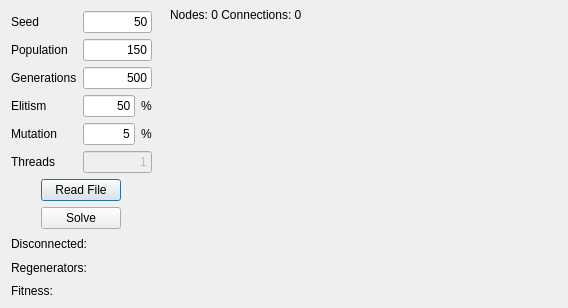
xQsme/RLP_Qt, file beecolonydialog.ui: the form before one commit.
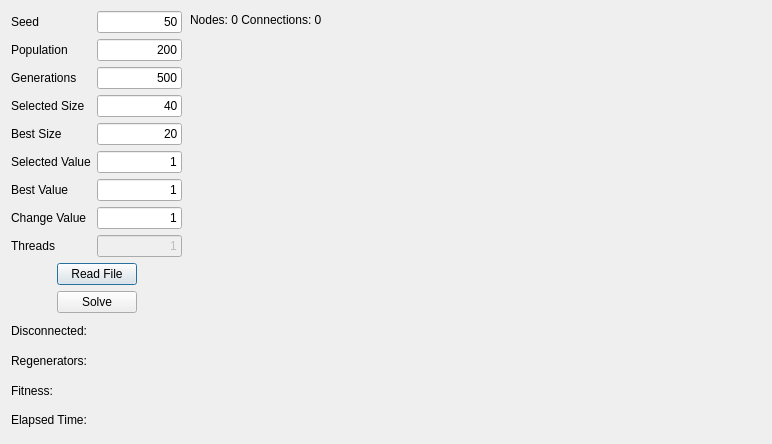
The form after the commit.

```diff
--- a/beecolonydialog.ui
+++ b/beecolonydialog.ui
@@ -6,8 +6,8 @@
    <rect>
     <x>0</x>
     <y>0</y>
-    <width>568</width>
-    <height>308</height>
+    <width>772</width>
+    <height>444</height>
    </rect>
   </property>
   <property name="windowTitle">
@@ -16,10 +16,10 @@
   <widget class="QLabel" name="labelNodes">
    <property name="geometry">
     <rect>
-     <x>170</x>
-     <y>7</y>
-     <width>391</width>
-     <height>16</height>
+     <x>190</x>
+     <y>10</y>
+     <width>571</width>
+     <height>20</height>
     </rect>
    </property>
    <property name="text">
@@ -29,10 +29,10 @@
   <widget class="QWidget" name="gridLayoutWidget">
    <property name="geometry">
     <rect>
-     <x>150</x>
+     <x>180</x>
      <y>27</y>
-     <width>411</width>
-     <height>271</height>
+     <width>581</width>
+     <height>401</height>
     </rect>
    </property>
    <layout class="QGridLayout" name="gridLayout">
@@ -46,8 +46,8 @@
     <rect>
      <x>11</x>
      <y>11</y>
-     <width>141</width>
-     <height>289</height>
+     <width>171</width>
+     <height>421</height>
     </rect>
    </property>
    <layout class="QVBoxLayout" name="verticalLayout_4">
@@ -88,7 +88,7 @@
         <item>
          <widget class="QLabel" name="label_4">
           <property name="text">
-           <string>Elitism</string>
+           <string>Selected Size</string>
           </property>
           <property name="buddy">
            <cstring>lineEditElitism</cstring>
@@ -98,10 +98,40 @@
         <item>
          <widget class="QLabel" name="label_5">
           <property name="text">
-           <string>Mutation</string>
+           <string>Best Size</string>
           </property>
           <property name="buddy">
-           <cstring>lineEditMutation</cstring>
+           <cstring>lineEditBestSize</cstring>
+          </property>
+         </widget>
+        </item>
+        <item>
+         <widget class="QLabel" name="label_8">
+          <property name="text">
+           <string>Selected Value</string>
+          </property>
+          <property name="buddy">
+           <cstring>lineEditSelectValue</cstring>
+          </property>
+         </widget>
+        </item>
+        <item>
+         <widget class="QLabel" name="label_7">
+          <property name="text">
+           <string>Best Value</string>
+          </property>
+          <property name="buddy">
+           <cstring>lineEditBestValue</cstring>
+          </property>
+         </widget>
+        </item>
+        <item>
+         <widget class="QLabel" name="label_9">
+          <property name="text">
+           <string>Change Value</string>
+          </property>
+          <property name="buddy">
+           <cstring>lineEditChangeValue</cstring>
           </property>
          </widget>
         </item>
@@ -135,7 +165,7 @@
         <item>
          <widget class="QLineEdit" name="lineEditPopulation">
           <property name="text">
-           <string>150</string>
+           <string>200</string>
           </property>
           <property name="alignment">
            <set>Qt::AlignRight|Qt::AlignTrailing|Qt::AlignVCenter</set>
@@ -153,11 +183,9 @@
          </widget>
         </item>
         <item>
-         <layout class="QHBoxLayout" name="horizontalLayout">
-          <item>
-           <widget class="QLineEdit" name="lineEditElitism">
+         <widget class="QLineEdit" name="lineEditSelectSize">
             <property name="text">
-             <string>50</string>
+           <string>40</string>
             </property>
             <property name="alignment">
              <set>Qt::AlignRight|Qt::AlignTrailing|Qt::AlignVCenter</set>
@@ -165,20 +193,19 @@
            </widget>
           </item>
           <item>
-           <widget class="QLabel" name="label_10">
+         <widget class="QLineEdit" name="lineEditBestSize">
             <property name="text">
-             <string>%</string>
-            </property>
-           </widget>
-          </item>
-         </layout>
-        </item>
+           <string>20</string>
+          </property>
+          <property name="alignment">
+           <set>Qt::AlignRight|Qt::AlignTrailing|Qt::AlignVCenter</set>
+          </property>
+         </widget>
+        </item>
         <item>
-         <layout class="QHBoxLayout" name="horizontalLayout_4">
-          <item>
-           <widget class="QLineEdit" name="lineEditMutation">
+         <widget class="QLineEdit" name="lineEditSelectValue">
             <property name="text">
-             <string>5</string>
+           <string>1</string>
             </property>
             <property name="alignment">
              <set>Qt::AlignRight|Qt::AlignTrailing|Qt::AlignVCenter</set>
@@ -186,13 +213,24 @@
            </widget>
           </item>
           <item>
-           <widget class="QLabel" name="label_9">
+         <widget class="QLineEdit" name="lineEditBestValue">
             <property name="text">
-             <string>%</string>
-            </property>
-           </widget>
-          </item>
-         </layout>
+           <string>1</string>
+          </property>
+          <property name="alignment">
+           <set>Qt::AlignRight|Qt::AlignTrailing|Qt::AlignVCenter</set>
+          </property>
+         </widget>
+        </item>
+        <item>
+         <widget class="QLineEdit" name="lineEditChangeValue">
+          <property name="text">
+           <string>1</string>
+          </property>
+          <property name="alignment">
+           <set>Qt::AlignRight|Qt::AlignTrailing|Qt::AlignVCenter</set>
+          </property>
+         </widget>
         </item>
         <item>
          <widget class="QLineEdit" name="lineEditThreads">
@@ -311,6 +349,13 @@
         </property>
        </widget>
       </item>
+      <item>
+       <widget class="QLabel" name="labelElapsed">
+        <property name="text">
+         <string>Elapsed Time:</string>
+        </property>
+       </widget>
+      </item>
      </layout>
     </item>
    </layout>
```
Left out of the diff: 2 changed lines with no effect on the pictures. Lines whose indentation alone changed are shown as unchanged.
